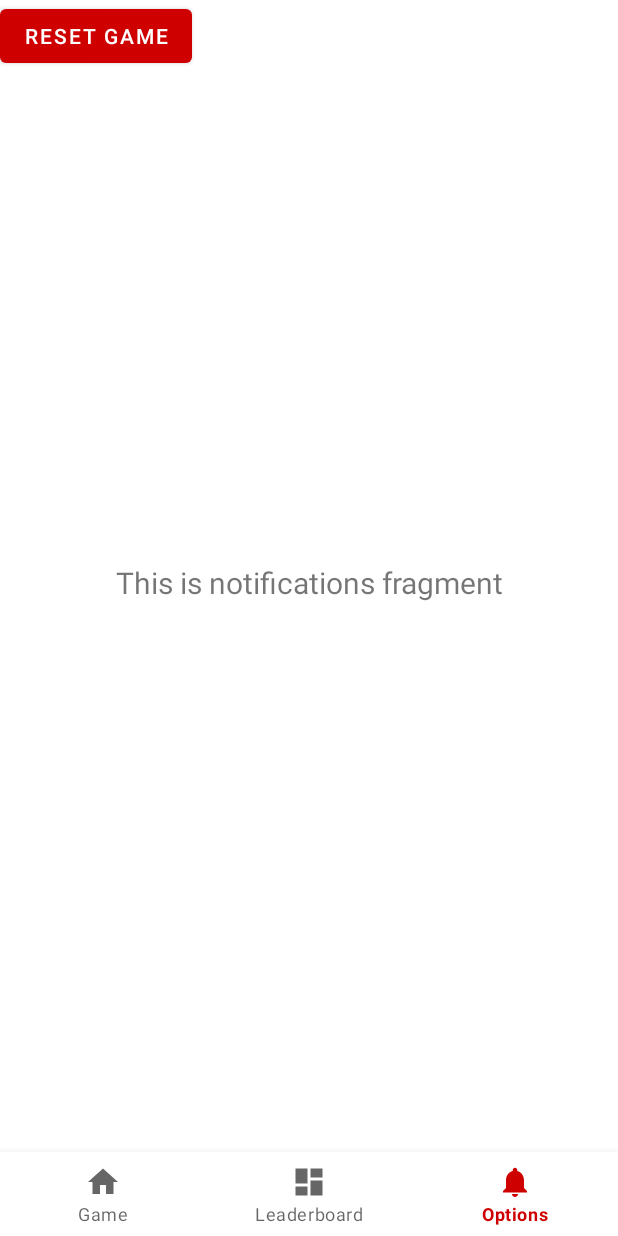
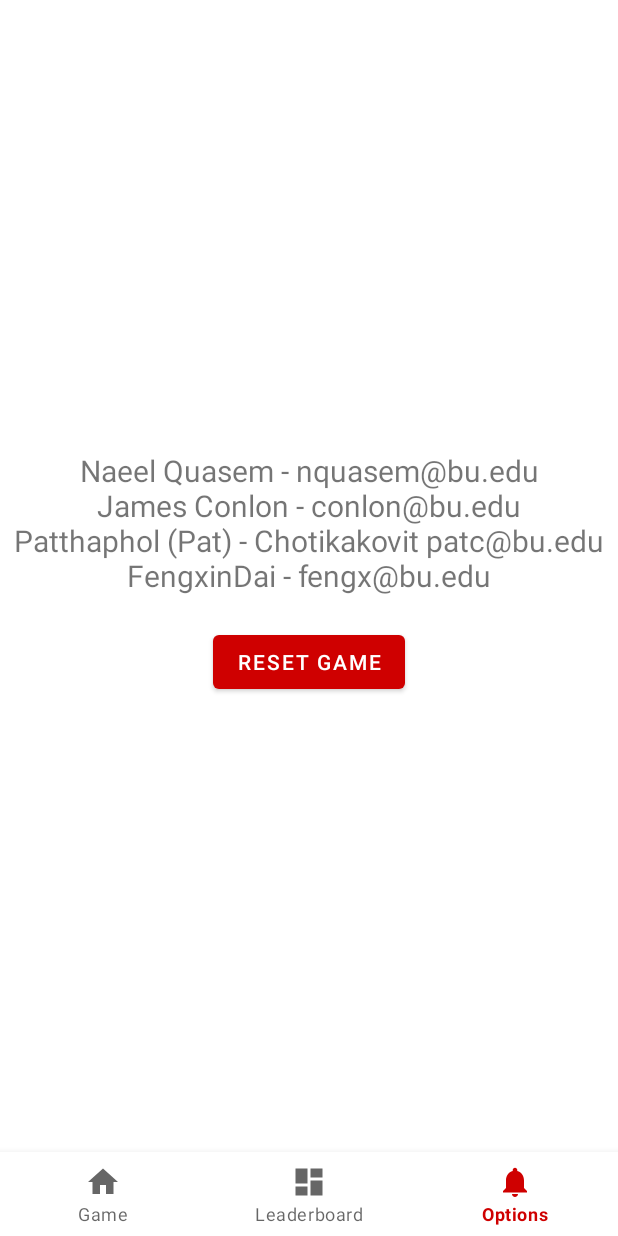
Before and after one commit to proconlon/BostonWhereAreU, an Android app: the NotificationsFragment screen opened through its navigation route, on a phone screen of 412 x 824 dp. Run offline under Robolectric (Android 15) with nearby library versions, the phone set to English and light mode, and no system bars; our stand-ins replace navigation-ui.

```diff
--- a/app/src/main/java/com/example/bostonwhereareu/ui/home/HomeFragment.java
+++ b/app/src/main/java/com/example/bostonwhereareu/ui/home/HomeFragment.java
@@ -36,9 +36,6 @@ public class HomeFragment extends Fragment {
         // final TextView textView = binding.textHome;
         //homeViewModel.getText().observe(getViewLifecycleOwner(), textView::setText);
 
-        // Button to navigate to MapsFragment
-        Button button = binding.MAPSButton; // Ensure this ID matches your button ID in fragment_home.xml
-        button.setOnClickListener(v -> navigateToMapsFragment());
 
         Button button1 = binding.randImg;
         button1.setOnClickListener(v -> navigateToRandImg());
--- a/app/src/main/java/com/example/bostonwhereareu/ui/notifications/NotificationsFragment.java
+++ b/app/src/main/java/com/example/bostonwhereareu/ui/notifications/NotificationsFragment.java
@@ -30,7 +30,7 @@ public class NotificationsFragment extends Fragment {
         View root = binding.getRoot();
 
         final TextView textView = binding.textNotifications;
-        notificationsViewModel.getText().observe(getViewLifecycleOwner(), textView::setText);
+        //notificationsViewModel.getText().observe(getViewLifecycleOwner(), textView::setText);
 
         // reset listener
         Button resetGameButton = binding.btnResetGame; // Make sure the ID matches your layout
--- a/app/src/main/res/layout/fragment_notifications.xml
+++ b/app/src/main/res/layout/fragment_notifications.xml
@@ -8,26 +8,27 @@
 
     <TextView
         android:id="@+id/text_notifications"
-        android:layout_width="match_parent"
+        android:layout_width="wrap_content"
         android:layout_height="wrap_content"
-        android:layout_marginStart="8dp"
-        android:layout_marginTop="8dp"
-        android:layout_marginEnd="8dp"
+        android:layout_marginTop="300dp"
+        android:text="Naeel Quasem - nquasem@bu.edu\nJames Conlon - conlon@bu.edu\nPatthaphol (Pat) - Chotikakovit patc@bu.edu\nFengxinDai - fengx@bu.edu"
         android:textAlignment="center"
         android:textSize="20sp"
-        app:layout_constraintBottom_toBottomOf="parent"
+        app:layout_constraintBottom_toTopOf="@+id/btn_reset_game"
         app:layout_constraintEnd_toEndOf="parent"
+        app:layout_constraintHorizontal_bias="0.5"
         app:layout_constraintStart_toStartOf="parent"
-        app:layout_constraintTop_toTopOf="parent" />
-
+        app:layout_constraintTop_toTopOf="parent"
+        app:layout_constraintVertical_bias="0.5" />
 
     <Button
         android:id="@+id/btn_reset_game"
         android:layout_width="wrap_content"
         android:layout_height="wrap_content"
+        android:layout_marginTop="20dp"
         android:text="reset game"
-        android:layout_marginTop="20dp"
-        android:layout_gravity="center"/>
-
+        app:layout_constraintEnd_toEndOf="parent"
+        app:layout_constraintStart_toStartOf="parent"
+        app:layout_constraintTop_toBottomOf="@id/text_notifications" />
 
 </androidx.constraintlayout.widget.ConstraintLayout>
```
Also changed, not shown: app/src/main/java/com/example/bostonwhereareu/ui/dashboard/DashboardFragment.java (+11 -8 lines), app/src/main/res/layout/fragment_home.xml (+2 -16 lines).
